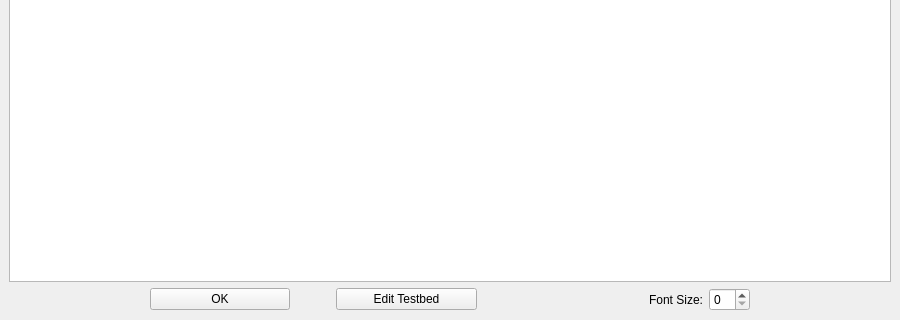
Before: the Qt Designer form Dev/Lib/Windows/TestbedLog.ui in rmlockwood/FLExTrans, drawn with Qt 5; both pictures show x 0 to 900 and y 226 to 546 of the 900 by 546 pixel window.
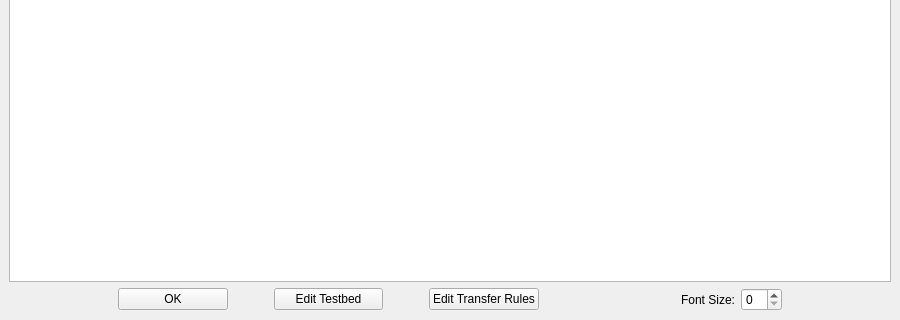
After: the same form once the commit is applied.

Commit message:
Edit Transfer Rules buttons added
Edit Transfer Rules buttons added

Patch:
```diff
--- a/Dev/Lib/Windows/TestbedLog.ui
+++ b/Dev/Lib/Windows/TestbedLog.ui
@@ -90,6 +90,35 @@
         </property>
        </widget>
       </item>
+      <item>
+       <spacer name="horizontalSpacer_5">
+        <property name="orientation">
+         <enum>Qt::Orientation::Horizontal</enum>
+        </property>
+        <property name="sizeType">
+         <enum>QSizePolicy::Policy::Fixed</enum>
+        </property>
+        <property name="sizeHint" stdset="0">
+         <size>
+          <width>40</width>
+          <height>20</height>
+         </size>
+        </property>
+       </spacer>
+      </item>
+      <item>
+       <widget class="QPushButton" name="editTransferRulesButton">
+        <property name="sizePolicy">
+         <sizepolicy hsizetype="Expanding" vsizetype="Fixed">
+          <horstretch>0</horstretch>
+          <verstretch>0</verstretch>
+         </sizepolicy>
+        </property>
+        <property name="text">
+         <string>Edit Transfer Rules</string>
+        </property>
+       </widget>
+      </item>
       <item>
        <spacer name="horizontalSpacer_2">
         <property name="orientation">
```
The commit also changes 21 other files.
